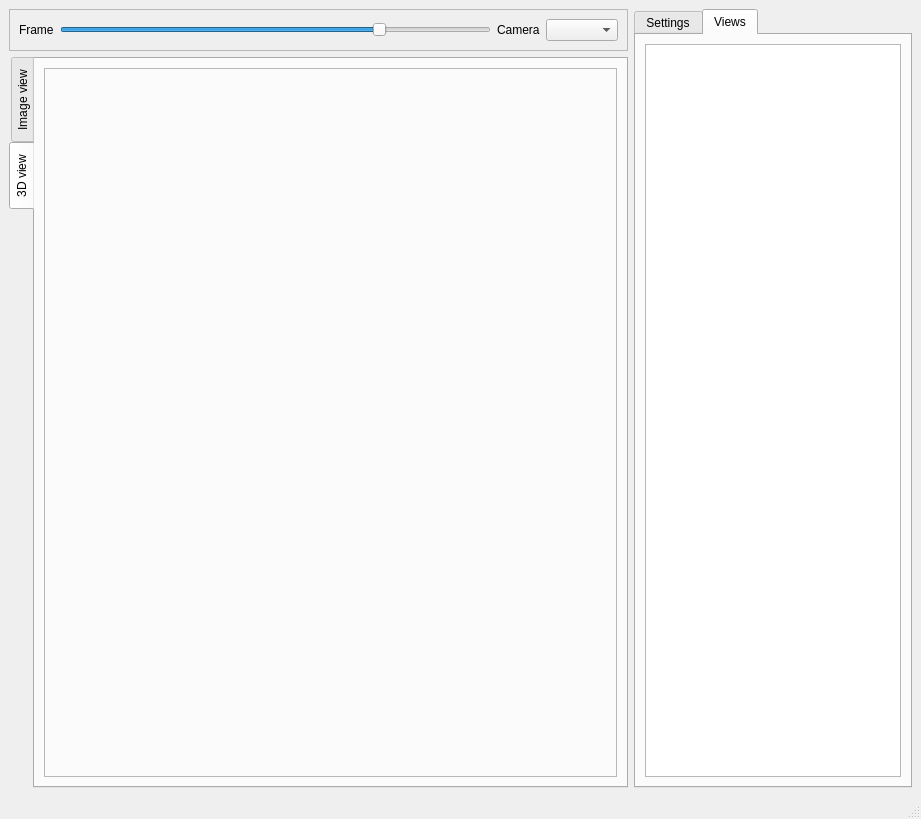
Old version of the form multical/interface/visualizer.ui in the repository oliver-batchelor/multical.
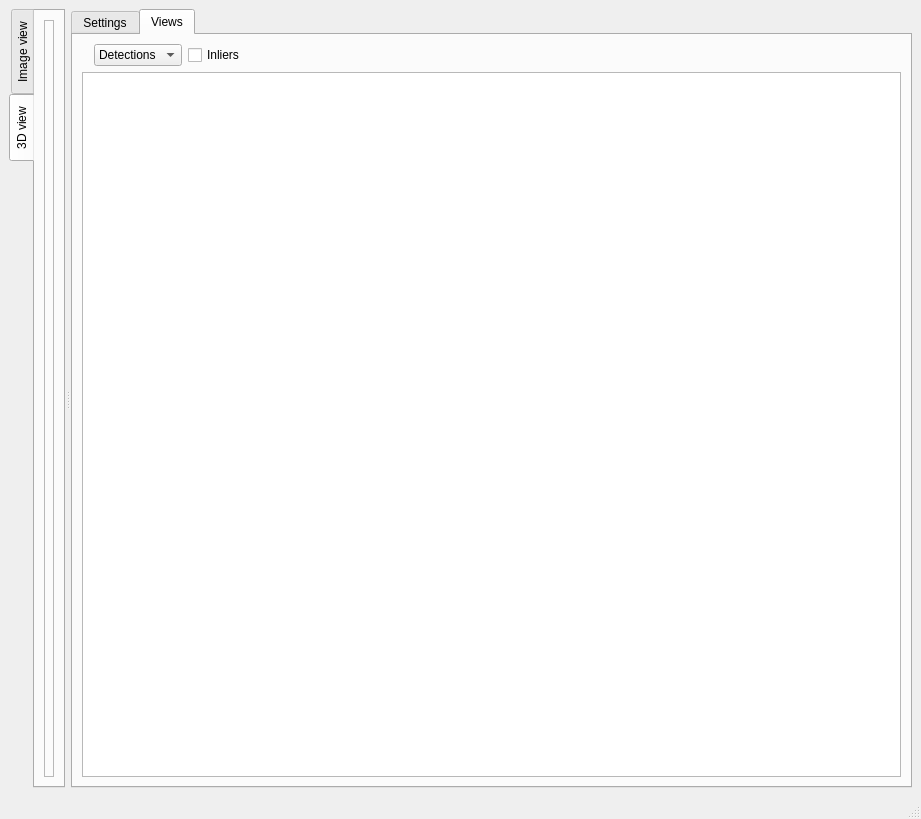
New version of the form. The open tabs and pages were chosen to show the change.

Commit message: Update UI with view table

```diff
--- a/multical/interface/visualizer.ui
+++ b/multical/interface/visualizer.ui
@@ -26,65 +26,90 @@
    <bool>false</bool>
   </property>
   <widget class="QWidget" name="centralwidget">
-   <layout class="QGridLayout" name="gridLayout_4">
-    <item row="0" column="0">
-     <widget class="QFrame" name="frame">
+   <layout class="QHBoxLayout" name="horizontalLayout_2">
+    <item>
+     <widget class="QSplitter" name="splitter">
       <property name="frameShape">
-       <enum>QFrame::StyledPanel</enum>
-      </property>
-      <property name="frameShadow">
-       <enum>QFrame::Raised</enum>
-      </property>
-      <layout class="QHBoxLayout" name="horizontalLayout">
-       <item>
-        <widget class="QLabel" name="label_7">
-         <property name="text">
-          <string>Frame</string>
-         </property>
-        </widget>
-       </item>
-       <item>
-        <widget class="QSlider" name="frame_slider">
-         <property name="minimum">
-          <number>0</number>
-         </property>
-         <property name="maximum">
-          <number>40</number>
-         </property>
-         <property name="singleStep">
-          <number>1</number>
-         </property>
-         <property name="pageStep">
-          <number>20</number>
-         </property>
-         <property name="value">
-          <number>30</number>
+       <enum>QFrame::NoFrame</enum>
          </property>
          <property name="orientation">
           <enum>Qt::Horizontal</enum>
          </property>
-         <property name="invertedAppearance">
-          <bool>false</bool>
-         </property>
-         <property name="invertedControls">
-          <bool>false</bool>
-         </property>
-        </widget>
-       </item>
+      <property name="handleWidth">
+       <number>6</number>
+      </property>
+      <property name="childrenCollapsible">
+       <bool>true</bool>
+      </property>
+      <widget class="QWidget" name="layoutWidget">
+       <layout class="QVBoxLayout" name="verticalLayout_3" stretch="0">
+        <property name="sizeConstraint">
+         <enum>QLayout::SetDefaultConstraint</enum>
+        </property>
+        <item>
+         <widget class="QTabWidget" name="tabWidget">
+          <property name="sizePolicy">
+           <sizepolicy hsizetype="Expanding" vsizetype="Expanding">
+            <horstretch>0</horstretch>
+            <verstretch>0</verstretch>
+           </sizepolicy>
+          </property>
+          <property name="tabPosition">
+           <enum>QTabWidget::West</enum>
+          </property>
+          <property name="currentIndex">
+           <number>1</number>
+          </property>
+          <widget class="QWidget" name="tab">
+           <attribute name="title">
+            <string>Image view</string>
+           </attribute>
+           <layout class="QGridLayout" name="gridLayout_2">
+            <item row="0" column="0">
+             <widget class="QFrame" name="image_frame">
+              <property name="sizePolicy">
+               <sizepolicy hsizetype="Expanding" vsizetype="Preferred">
+                <horstretch>0</horstretch>
+                <verstretch>0</verstretch>
+               </sizepolicy>
+              </property>
+              <property name="frameShape">
+               <enum>QFrame::StyledPanel</enum>
+              </property>
+              <property name="frameShadow">
+               <enum>QFrame::Raised</enum>
+              </property>
+             </widget>
+            </item>
+           </layout>
+          </widget>
+          <widget class="QWidget" name="tab_2">
+           <attribute name="title">
+            <string>3D view</string>
+           </attribute>
+           <layout class="QHBoxLayout" name="horizontalLayout_3">
        <item>
-        <widget class="QLabel" name="label_3">
-         <property name="text">
-          <string>Camera</string>
-         </property>
-        </widget>
-       </item>
-       <item>
-        <widget class="QComboBox" name="camera_combo"/>
-       </item>
-      </layout>
-     </widget>
-    </item>
-    <item row="0" column="1" rowspan="2">
+             <widget class="QFrame" name="view_frame">
+              <property name="sizePolicy">
+               <sizepolicy hsizetype="Expanding" vsizetype="Expanding">
+                <horstretch>0</horstretch>
+                <verstretch>0</verstretch>
+               </sizepolicy>
+              </property>
+              <property name="frameShape">
+               <enum>QFrame::StyledPanel</enum>
+              </property>
+              <property name="frameShadow">
+               <enum>QFrame::Raised</enum>
+              </property>
+             </widget>
+            </item>
+           </layout>
+          </widget>
+         </widget>
+        </item>
+       </layout>
+      </widget>
      <widget class="QTabWidget" name="tabWidget_2">
       <property name="sizePolicy">
        <sizepolicy hsizetype="Preferred" vsizetype="Expanding">
@@ -92,8 +117,26 @@
         <verstretch>0</verstretch>
        </sizepolicy>
       </property>
+       <property name="minimumSize">
+        <size>
+         <width>0</width>
+         <height>0</height>
+        </size>
+       </property>
+       <property name="maximumSize">
+        <size>
+         <width>16777215</width>
+         <height>16777215</height>
+        </size>
+       </property>
+       <property name="baseSize">
+        <size>
+         <width>0</width>
+         <height>0</height>
+        </size>
+       </property>
       <property name="currentIndex">
-       <number>0</number>
+        <number>1</number>
       </property>
       <widget class="QWidget" name="tab_3">
        <attribute name="title">
@@ -351,67 +394,61 @@
        <attribute name="title">
         <string>Views</string>
        </attribute>
-       <layout class="QVBoxLayout" name="verticalLayout_2">
-        <item>
+        <layout class="QGridLayout" name="gridLayout_4">
+         <item row="1" column="0" colspan="5">
          <widget class="QTableView" name="view_table"/>
         </item>
-       </layout>
-      </widget>
-     </widget>
-    </item>
-    <item row="1" column="0">
-     <widget class="QTabWidget" name="tabWidget">
-      <property name="tabPosition">
-       <enum>QTabWidget::West</enum>
-      </property>
-      <property name="currentIndex">
-       <number>1</number>
-      </property>
-      <widget class="QWidget" name="tab">
-       <attribute name="title">
-        <string>Image view</string>
-       </attribute>
-       <layout class="QGridLayout" name="gridLayout_2">
-        <item row="0" column="0">
-         <widget class="QFrame" name="image_frame">
-          <property name="sizePolicy">
-           <sizepolicy hsizetype="Expanding" vsizetype="Preferred">
-            <horstretch>0</horstretch>
-            <verstretch>0</verstretch>
-           </sizepolicy>
-          </property>
-          <property name="frameShape">
-           <enum>QFrame::StyledPanel</enum>
-          </property>
-          <property name="frameShadow">
-           <enum>QFrame::Raised</enum>
-          </property>
-         </widget>
-        </item>
-       </layout>
-      </widget>
-      <widget class="QWidget" name="tab_2">
-       <attribute name="title">
-        <string>3D view</string>
-       </attribute>
-       <layout class="QHBoxLayout" name="horizontalLayout_3">
+         <item row="0" column="4">
+          <spacer name="horizontalSpacer">
+           <property name="orientation">
+            <enum>Qt::Horizontal</enum>
+           </property>
+           <property name="sizeHint" stdset="0">
+            <size>
+             <width>532</width>
+             <height>20</height>
+            </size>
+           </property>
+          </spacer>
+         </item>
+         <item row="0" column="2">
+          <widget class="QComboBox" name="metric_combo">
+           <item>
+            <property name="text">
+             <string>Detections</string>
+            </property>
+           </item>
+           <item>
+            <property name="text">
+             <string>Outliers</string>
+            </property>
+           </item>
+           <item>
+            <property name="text">
+             <string>RMS</string>
+            </property>
+           </item>
         <item>
-         <widget class="QFrame" name="view_frame">
-          <property name="sizePolicy">
-           <sizepolicy hsizetype="Expanding" vsizetype="Preferred">
-            <horstretch>0</horstretch>
-            <verstretch>0</verstretch>
-           </sizepolicy>
-          </property>
-          <property name="frameShape">
-           <enum>QFrame::StyledPanel</enum>
-          </property>
-          <property name="frameShadow">
-           <enum>QFrame::Raised</enum>
+            <property name="text">
+             <string>Median</string>
+            </property>
+           </item>
+           <item>
+            <property name="text">
+             <string>Max</string>
+            </property>
+           </item>
+          </widget>
+         </item>
+         <item row="0" column="3">
+          <widget class="QCheckBox" name="inliers_check">
+           <property name="text">
+            <string>Inliers</string>
           </property>
          </widget>
         </item>
        </layout>
+       </widget>
       </widget>
      </widget>
     </item>
```
Lines whose indentation alone changed are shown as unchanged. The commit also changes 5 other files.
